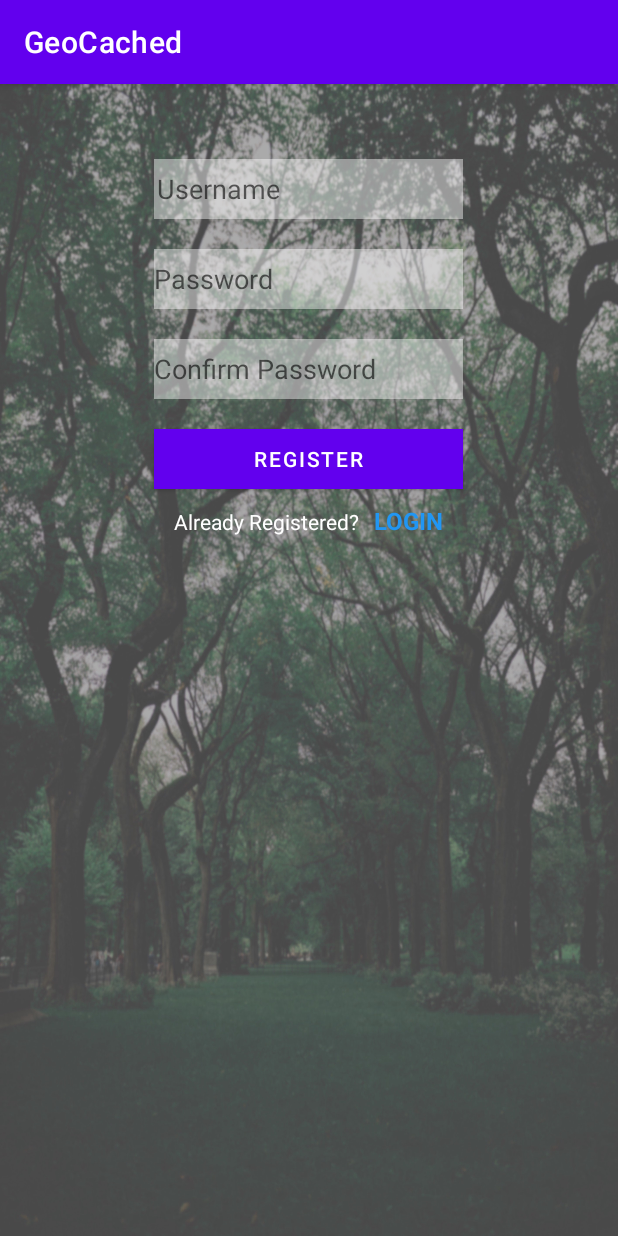
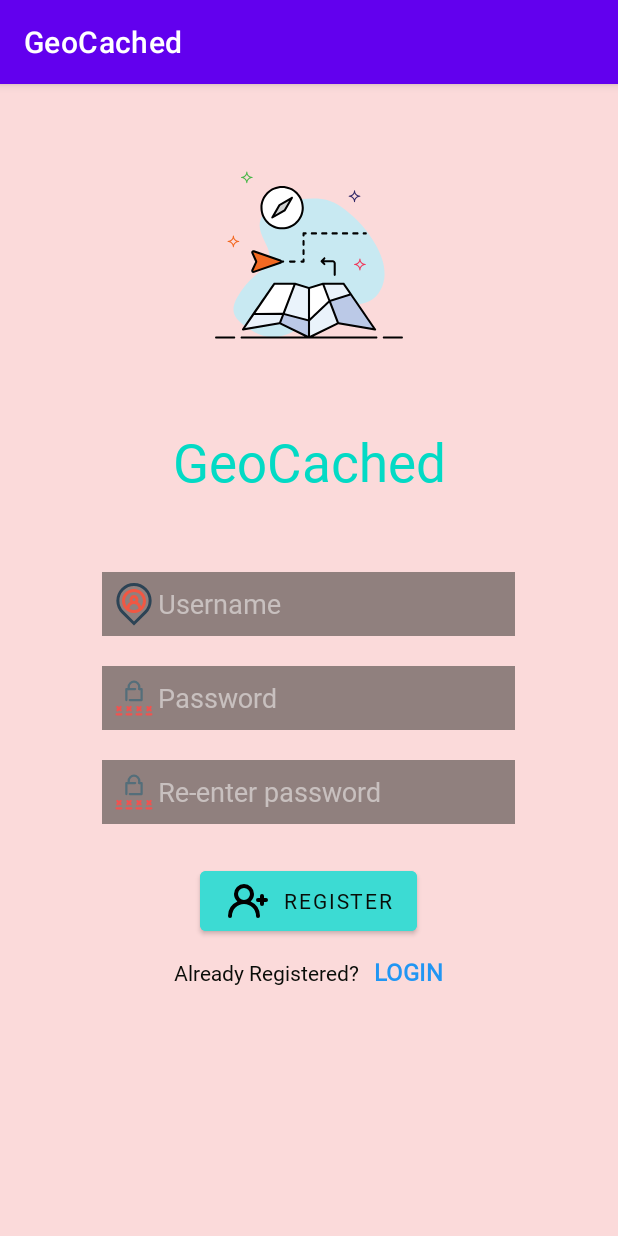
Before and after one commit to exactmark/GeoCached, an Android app: the Register screen opened directly, with no data from a screen before it, on a phone screen of 412 x 824 dp. Run offline under Robolectric (Android 15) with nearby library versions, the phone set to English and light mode, and no system bars.

Commit message:
Register UI improvements

```diff
--- /dev/null
+++ b/GeoCached/app/src/main/res/drawable/ic_add_account_1214441.xml
@@ -0,0 +1,4 @@
+<vector android:height="32dp" android:viewportHeight="24"
+    android:viewportWidth="24" android:width="32dp" xmlns:android="http://schemas.android.com/apk/res/android">
+    <path android:fillColor="#FF000000" android:pathData="M21,10.5L20,10.5v-1a1,1 0,0 0,-2 0v1L17,10.5a1,1 0,0 0,0 2h1v1a1,1 0,0 0,2 0v-1h1a1,1 0,0 0,0 -2ZM13.3,12.22A4.92,4.92 0,0 0,15 8.5a5,5 0,0 0,-10 0,4.92 4.92,0 0,0 1.7,3.72A8,8 0,0 0,2 19.5a1,1 0,0 0,2 0,6 6,0 0,1 12,0 1,1 0,0 0,2 0A8,8 0,0 0,13.3 12.22ZM10,11.5a3,3 0,1 1,3 -3A3,3 0,0 1,10 11.5Z"/>
+</vector>
--- a/GeoCached/app/src/main/res/layout/activity_login.xml
+++ b/GeoCached/app/src/main/res/layout/activity_login.xml
@@ -37,30 +37,38 @@
         <EditText
             android:id="@+id/edittext_username"
             android:layout_width="275dp"
-            android:layout_height="40dp"
+            android:layout_height="wrap_content"
             android:layout_marginTop="50dp"
             android:background="#70FFFFFF"
             android:backgroundTint="#090C08"
             android:drawableLeft="@drawable/gc_username"
             android:fontFamily="@font/rockoultraflf"
             android:hint="@string/username"
+            android:includeFontPadding="true"
+            android:padding="5dp"
             android:paddingLeft="2dp"
             android:singleLine="true"
-            android:textColorHint="#80FFFFFF" />
+            android:textColor="@color/white"
+            android:textColorHint="#80FFFFFF"
+            android:textColorLink="@color/white" />
 
         <EditText
             android:id="@+id/edittext_password"
             android:layout_width="275dp"
-            android:layout_height="40dp"
+            android:layout_height="wrap_content"
             android:layout_marginTop="20dp"
             android:background="#70FFFFFF"
             android:backgroundTint="#090C08"
             android:drawableLeft="@drawable/gc_password"
             android:fontFamily="@font/rockoultraflf"
             android:hint="@string/password"
+            android:includeFontPadding="true"
             android:inputType="textPassword"
+            android:padding="5dp"
             android:singleLine="true"
-            android:textColorHint="#80FFFFFF" />
+            android:textColor="@color/white"
+            android:textColorHint="#80FFFFFF"
+            android:textColorLink="@color/white" />
 
         <Button
             android:id="@+id/button_login"
--- a/GeoCached/app/src/main/res/layout/activity_register.xml
+++ b/GeoCached/app/src/main/res/layout/activity_register.xml
@@ -5,70 +5,117 @@
     android:layout_width="match_parent"
     android:layout_height="match_parent"
     tools:context=".Register">
+
     <LinearLayout
         android:layout_width="match_parent"
         android:layout_height="match_parent"
-        tools:context=".RegisterActivity"
+        android:background="#FBDADA"
+        android:gravity="center_horizontal"
         android:orientation="vertical"
-        android:background="@drawable/background"
-        android:gravity="center_horizontal">
+        tools:context=".RegisterActivity">
 
+
+        <ImageView
+            android:id="@+id/logo2"
+            android:layout_width="match_parent"
+            android:layout_height="wrap_content"
+            android:layout_marginTop="50dp"
+            android:contentDescription="GeoCached Logo"
+            app:srcCompat="@drawable/gc_boot_logo" />
+
+        <TextView
+            android:id="@+id/textView"
+            android:layout_width="match_parent"
+            android:layout_height="wrap_content"
+            android:layout_marginTop="50dp"
+            android:background="#002196F3"
+            android:fontFamily="@font/rockoultraflf"
+            android:text="@string/geocached"
+            android:textAlignment="center"
+            android:textColor="@color/teal_200"
+            android:textSize="35sp" />
 
         <EditText
             android:id="@+id/edittext_username"
-            android:layout_width="206dp"
-            android:layout_height="40dp"
+            android:layout_width="275dp"
+            android:layout_height="wrap_content"
             android:layout_marginTop="50dp"
             android:background="#70FFFFFF"
+            android:backgroundTint="#090C08"
+
+            android:drawableLeft="@drawable/gc_username"
+            android:fontFamily="@font/rockoultraflf"
             android:hint="@string/username"
-
+            android:includeFontPadding="true"
+            android:padding="5dp"
             android:paddingLeft="2dp"
-            android:textColor="#000000" />
+            android:textColor="@color/white"
+            android:textColorHint="#80FFFFFF"
+            android:textColorLink="@color/white" />
 
         <EditText
             android:id="@+id/edittext_password"
-            android:layout_width="206dp"
-            android:layout_height="40dp"
+            android:layout_width="275dp"
+            android:layout_height="wrap_content"
             android:layout_marginTop="20dp"
             android:background="#70FFFFFF"
+            android:backgroundTint="#090C08"
+            android:drawableLeft="@drawable/gc_password"
+            android:fontFamily="@font/rockoultraflf"
             android:hint="@string/password"
+            android:includeFontPadding="true"
             android:inputType="textPassword"
-            android:textColor="#000000" />
+            android:padding="5dp"
+            android:textColor="@color/white"
+            android:textColorHint="#80FFFFFF"
+            android:textColorLink="@color/white" />
 
         <EditText
             android:id="@+id/edittext_cnf_password"
-            android:layout_width="206dp"
-            android:layout_height="40dp"
+            android:layout_width="275dp"
+            android:layout_height="wrap_content"
             android:layout_marginTop="20dp"
             android:background="#70FFFFFF"
+            android:backgroundTint="#090C08"
+            android:drawableLeft="@drawable/gc_password"
+            android:fontFamily="@font/rockoultraflf"
             android:hint="@string/confirm_password"
+            android:includeFontPadding="true"
             android:inputType="textPassword"
-            android:textColor="#000000" />
+            android:padding="5dp"
+            android:textColor="@color/white"
+            android:textColorHint="#80FFFFFF"
+            android:textColorLink="@color/white" />
+
         <Button
             android:id="@+id/button_register"
-            android:layout_width="206dp"
-            android:layout_height="40dp"
-            android:layout_marginTop="20dp"
-            android:background="#04ea00"
-            android:textColor="#ffffff"
-            android:text="@string/register"/>
+            android:layout_width="wrap_content"
+            android:layout_height="wrap_content"
+            android:layout_marginTop="25dp"
+            android:backgroundTint="#3CDBD3"
+            android:drawableLeft="@drawable/ic_add_account_1214441"
+            android:fontFamily="@font/rockoultraflf"
+            android:text="@string/register"
+            android:textColor="#090C08" />
 
         <LinearLayout
             android:layout_width="wrap_content"
             android:layout_height="wrap_content"
-            android:orientation="horizontal"
-            android:layout_marginTop="10dp">
+            android:layout_marginTop="10dp"
+            android:orientation="horizontal">
 
             <TextView
                 android:layout_width="wrap_content"
                 android:layout_height="35dp"
+                android:fontFamily="@font/rockoultraflf"
                 android:text="@string/already_registered"
-                android:textColor="#FFFFFF" />
+                android:textColor="#090C08" />
 
             <TextView
                 android:id="@+id/textview_login"
                 android:layout_width="wrap_content"
                 android:layout_height="35dp"
+                android:fontFamily="@font/rockoultraflf"
                 android:paddingLeft="10dp"
                 android:text="@string/login"
                 android:textColor="#2196F3"
--- a/GeoCached/app/src/main/res/values/strings.xml
+++ b/GeoCached/app/src/main/res/values/strings.xml
@@ -6,7 +6,7 @@
     <string name="password">Password</string>
     <string name="not_registered">Not Registered?</string>
     <string name="register">Register</string>
-    <string name="confirm_password">Confirm Password</string>
+    <string name="confirm_password">Re-enter password</string>
     <string name="already_registered">Already Registered?</string>
     <string name="welcome_user">Welcome User</string>
     <string name="geocached">GeoCached</string>
```
